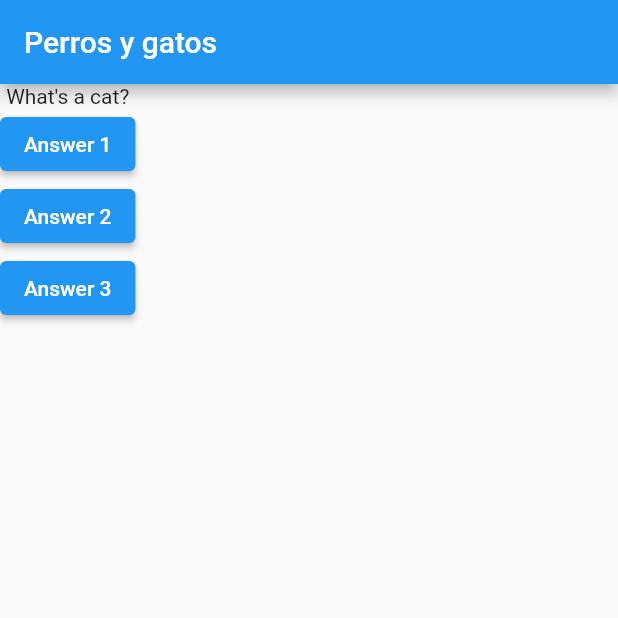
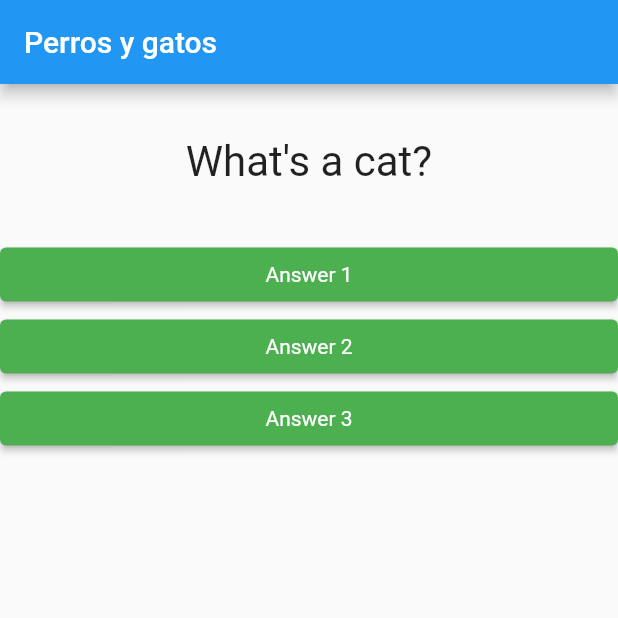
Before and after one commit to Mafe0394/StartingWithFlutter, a Flutter app: the screen it shows after launch, on a phone screen of 412 x 824 dp, the top half of it. Run offline on Flutter 3.47's test engine with Material 2 defaults, Android fonts, the phone set to English and light mode, and no system bars; Roboto replaces fonts that are missing (Arial).

Commit message:
Stylizing a button

```diff
--- /dev/null
+++ b/lib/answer.dart
@@ -0,0 +1,26 @@
+
+
+import 'package:flutter/material.dart';
+
+class Answer extends StatelessWidget {
+
+  final String text;
+  final Function function;
+
+  Answer({@required this.text, @required this.function});
+
+  @override
+  Widget build(BuildContext context) {
+    return Container(
+      width: double.infinity,
+      child: ElevatedButton(
+        style: ButtonStyle(
+          backgroundColor: MaterialStateProperty.all(Colors.green),
+          textStyle: MaterialStateProperty.all(
+            TextStyle(color: Colors.white))
+        ),
+              onPressed: function,
+              child: Text(text)),
+    );
+  }
+}
--- a/lib/main.dart
+++ b/lib/main.dart
@@ -1,4 +1,5 @@
 import 'package:flutter/material.dart';
+import 'package:flutter_complete_guide/answer.dart';
 import 'question.dart';
 
 //First function Dart execute
@@ -40,17 +41,16 @@ class _MyAppState extends State<MyApp>{
         body: Column(
           children: [
             Question(question[_indexQuestion]),
-            ElevatedButton(
-              onPressed: onPressed,
-              child: Text('Answer 1')),
-            ElevatedButton(
-              onPressed: ()=>print('Answer 2 chosen!'),
-              child: Text('Answer 2')),
-            ElevatedButton(
-              onPressed: (){
-                print('Answer 3 chosen!');
-              },
-              child: Text('Answer 3')),
+            Answer(
+              text: 'Answer 1',
+              function: onPressed,
+              ),
+            Answer(text: 'Answer 2',
+            function: (){},
+            ),
+            Answer(text: 'Answer 3',
+            function: (){},
+            ),
           ],
         ),
       ),
--- a/lib/question.dart
+++ b/lib/question.dart
@@ -8,6 +8,15 @@ class Question extends StatelessWidget {
 
     @override
     Widget build(BuildContext context) {
-    return Text(questionText);
+      return Container(
+        width: double.infinity,
+        margin: EdgeInsets.all(35),
+        child: Text(
+        questionText,
+        style: TextStyle(
+          fontSize: 28,
+          fontFamily: 'Arial'),
+        textAlign: TextAlign.center,),)
+        ;
     }
   }
```
Lines whose indentation alone changed are shown as unchanged.
